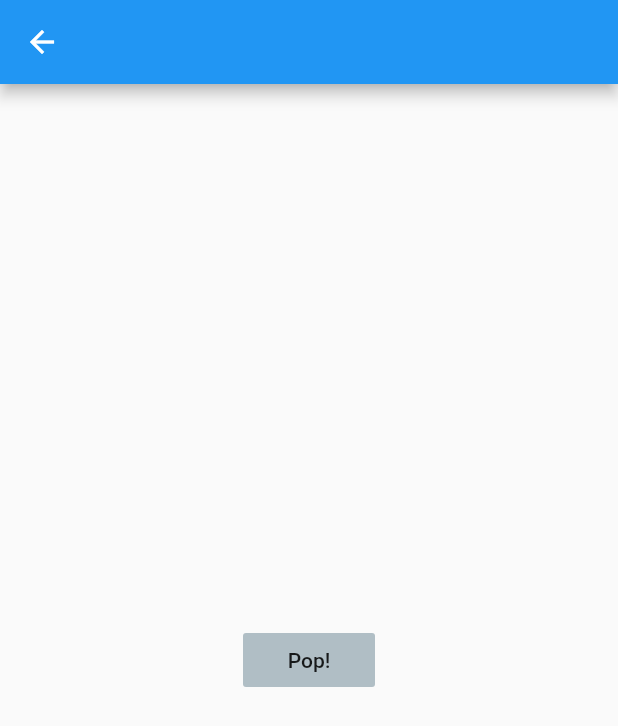
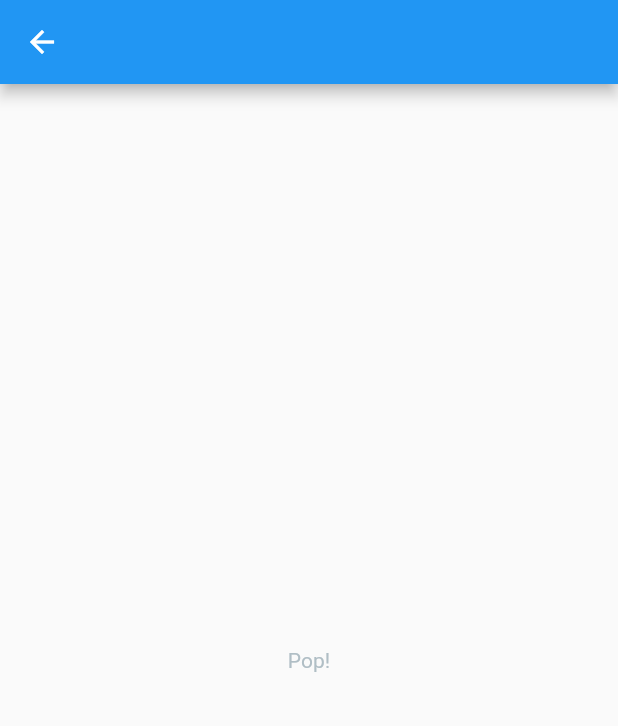
Before and after one commit to essam-eliwa/csc422-lecture6, a Flutter app: the screen it shows after launch, after a tap on "View Details", on a phone screen of 412 x 824 dp. Shown: the top 726 px of the screen. Run offline on Flutter 3.47's test engine with Material 2 defaults, Android fonts, the phone set to English and light mode, and no system bars; our stand-ins replace google_fonts.

Commit message:
Removed deprecated Widget FlatButton

```diff
--- a/nav02/lib/main.dart
+++ b/nav02/lib/main.dart
@@ -1,4 +1,5 @@
 import 'package:flutter/material.dart';
+import 'package:google_fonts/google_fonts.dart';
 
 void main() {
   runApp(Nav2App());
@@ -22,8 +23,11 @@ class HomeScreen extends StatelessWidget {
     return Scaffold(
       appBar: AppBar(),
       body: Center(
-        child: FlatButton(
-          color: Colors.blueGrey[200],
+        child: TextButton(
+          style: TextButton.styleFrom(
+            primary: Colors.blueGrey[200], // This is a custom color variable
+            textStyle: GoogleFonts.fredokaOne(),
+          ),
           child: Text('View Details'),
           onPressed: () {
             Navigator.pushNamed(
@@ -43,8 +47,11 @@ class DetailScreen extends StatelessWidget {
     return Scaffold(
       appBar: AppBar(),
       body: Center(
-        child: FlatButton(
-          color: Colors.blueGrey[200],
+        child: TextButton(
+          style: TextButton.styleFrom(
+            primary: Colors.blueGrey[200], // This is a custom color variable
+            textStyle: GoogleFonts.fredokaOne(),
+          ),
           child: Text('Pop!'),
           onPressed: () {
             Navigator.pop(context);
--- a/nav02/pubspec.yaml
+++ b/nav02/pubspec.yaml
@@ -24,6 +24,7 @@ dependencies:
   flutter:
     sdk: flutter
 
+  google_fonts: ^2.1.0
 
   # The following adds the Cupertino Icons font to your application.
   # Use with the CupertinoIcons class for iOS style icons.
```
Also changed, not shown: nav03/lib/main.dart (+15 -6 lines), nav02/pubspec.lock, 3 other files.
